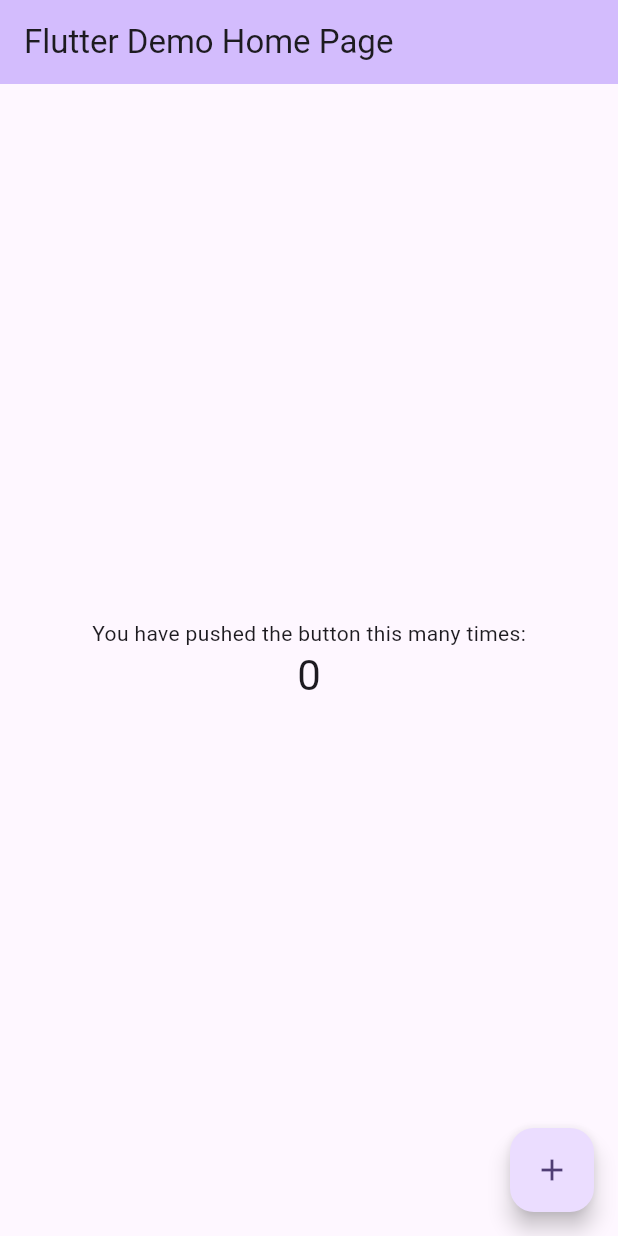
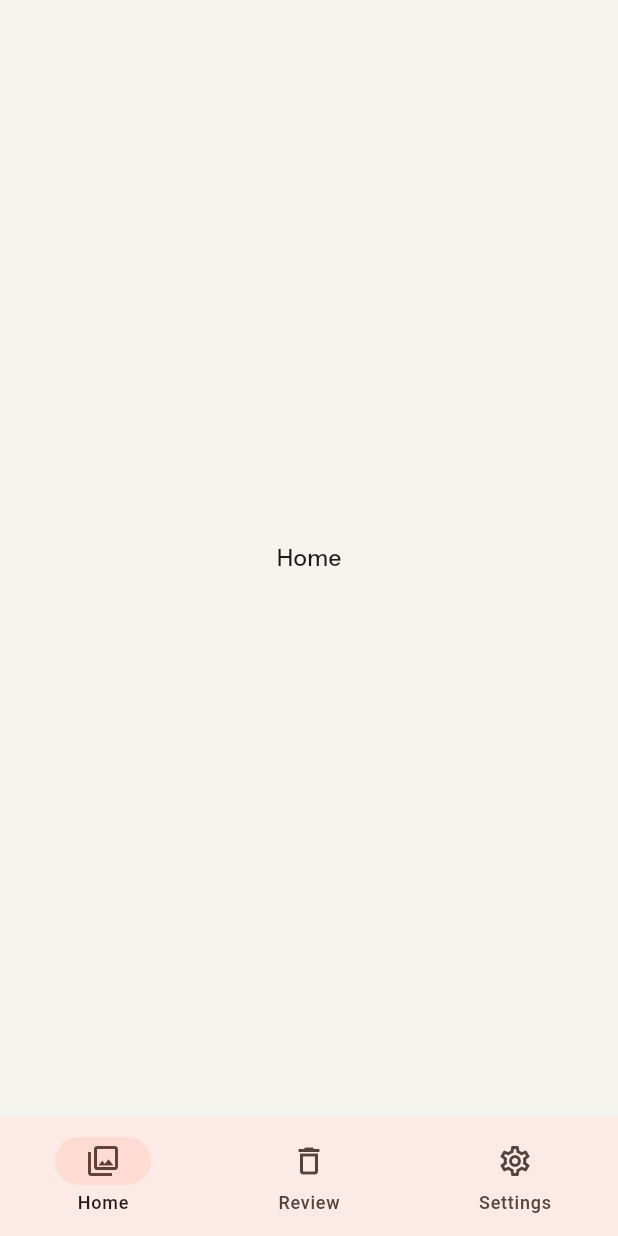
Before and after one commit to lilitha-mdlalana/sweeper, a Flutter app: the screen it shows after launch, on a phone screen of 412 x 824 dp. Run offline on Flutter 3.47's test engine with Material 3 defaults, Android fonts, the phone set to English and light mode, and no system bars; our stand-ins replace flutter_riverpod, google_fonts.

Commit message:
feat: add bottom-nav app shell wired into main.dart
- Add AppShell (Home/Review/Settings NavigationBar over an
  IndexedStack of placeholder pages)
- Wire ProviderScope + AppTheme.light + AppShell into main.dart
- Update stale counter widget_test.dart to smoke-test SweepApp

Co-Authored-By: Claude Sonnet 5 <noreply@anthropic.com>

```diff
--- /dev/null
+++ b/lib/core/navigation/app_shell.dart
@@ -0,0 +1,34 @@
+import 'package:flutter/material.dart';
+
+class AppShell extends StatefulWidget {
+  const AppShell({super.key});
+
+  @override
+  State<AppShell> createState() => _AppShellState();
+}
+
+class _AppShellState extends State<AppShell> {
+  int _index = 0;
+
+  static const _pages = [
+    Center(key: Key('home-page'), child: Text('Home')),
+    Center(key: Key('review-page'), child: Text('Review')),
+    Center(key: Key('settings-page'), child: Text('Settings')),
+  ];
+
+  @override
+  Widget build(BuildContext context) {
+    return Scaffold(
+      body: IndexedStack(index: _index, children: _pages),
+      bottomNavigationBar: NavigationBar(
+        selectedIndex: _index,
+        onDestinationSelected: (i) => setState(() => _index = i),
+        destinations: const [
+          NavigationDestination(icon: Icon(Icons.photo_library_outlined), label: 'Home'),
+          NavigationDestination(icon: Icon(Icons.delete_outline), label: 'Review'),
+          NavigationDestination(icon: Icon(Icons.settings_outlined), label: 'Settings'),
+        ],
+      ),
+    );
+  }
+}
--- a/lib/main.dart
+++ b/lib/main.dart
@@ -1,122 +1,22 @@
 import 'package:flutter/material.dart';
+import 'package:flutter_riverpod/flutter_riverpod.dart';
+import 'core/theme/app_theme.dart';
+import 'core/navigation/app_shell.dart';
 
 void main() {
-  runApp(const MyApp());
+  runApp(const ProviderScope(child: SweepApp()));
 }
 
-class MyApp extends StatelessWidget {
-  const MyApp({super.key});
+class SweepApp extends StatelessWidget {
+  const SweepApp({super.key});
 
-  // This widget is the root of your application.
   @override
   Widget build(BuildContext context) {
     return MaterialApp(
-      title: 'Flutter Demo',
-      theme: ThemeData(
-        // This is the theme of your application.
-        //
-        // TRY THIS: Try running your application with "flutter run". You'll see
-        // the application has a purple toolbar. Then, without quitting the app,
-        // try changing the seedColor in the colorScheme below to Colors.green
-        // and then invoke "hot reload" (save your changes or press the "hot
-        // reload" button in a Flutter-supported IDE, or press "r" if you used
-        // the command line to start the app).
-        //
-        // Notice that the counter didn't reset back to zero; the application
-        // state is not lost during the reload. To reset the state, use hot
-        // restart instead.
-        //
-        // This works for code too, not just values: Most code changes can be
-        // tested with just a hot reload.
-        colorScheme: .fromSeed(seedColor: Colors.deepPurple),
-      ),
-      home: const MyHomePage(title: 'Flutter Demo Home Page'),
+      title: 'Sweep',
+      debugShowCheckedModeBanner: false,
+      theme: AppTheme.light,
+      home: const AppShell(),
     );
   }
 }
-
-class MyHomePage extends StatefulWidget {
-  const MyHomePage({super.key, required this.title});
-
-  // This widget is the home page of your application. It is stateful, meaning
-  // that it has a State object (defined below) that contains fields that affect
-  // how it looks.
-
-  // This class is the configuration for the state. It holds the values (in this
-  // case the title) provided by the parent (in this case the App widget) and
-  // used by the build method of the State. Fields in a Widget subclass are
-  // always marked "final".
-
-  final String title;
-
-  @override
-  State<MyHomePage> createState() => _MyHomePageState();
-}
-
-class _MyHomePageState extends State<MyHomePage> {
-  int _counter = 0;
-
-  void _incrementCounter() {
-    setState(() {
-      // This call to setState tells the Flutter framework that something has
-      // changed in this State, which causes it to rerun the build method below
-      // so that the display can reflect the updated values. If we changed
-      // _counter without calling setState(), then the build method would not be
-      // called again, and so nothing would appear to happen.
-      _counter++;
-    });
-  }
-
-  @override
-  Widget build(BuildContext context) {
-    // This method is rerun every time setState is called, for instance as done
-    // by the _incrementCounter method above.
-    //
-    // The Flutter framework has been optimized to make rerunning build methods
-    // fast, so that you can just rebuild anything that needs updating rather
-    // than having to individually change instances of widgets.
-    return Scaffold(
-      appBar: AppBar(
-        // TRY THIS: Try changing the color here to a specific color (to
-        // Colors.amber, perhaps?) and trigger a hot reload to see the AppBar
-        // change color while the other colors stay the same.
-        backgroundColor: Theme.of(context).colorScheme.inversePrimary,
-        // Here we take the value from the MyHomePage object that was created by
-        // the App.build method, and use it to set our appbar title.
-        title: Text(widget.title),
-      ),
-      body: Center(
-        // Center is a layout widget. It takes a single child and positions it
-        // in the middle of the parent.
-        child: Column(
-          // Column is also a layout widget. It takes a list of children and
-          // arranges them vertically. By default, it sizes itself to fit its
-          // children horizontally, and tries to be as tall as its parent.
-          //
-          // Column has various properties to control how it sizes itself and
-          // how it positions its children. Here we use mainAxisAlignment to
-          // center the children vertically; the main axis here is the vertical
-          // axis because Columns are vertical (the cross axis would be
-          // horizontal).
-          //
-          // TRY THIS: Invoke "debug painting" (choose the "Toggle Debug Paint"
-          // action in the IDE, or press "p" in the console), to see the
-          // wireframe for each widget.
-          mainAxisAlignment: .center,
-          children: [
-            const Text('You have pushed the button this many times:'),
-            Text(
-              '$_counter',
-              style: Theme.of(context).textTheme.headlineMedium,
-            ),
-          ],
-        ),
-      ),
-      floatingActionButton: FloatingActionButton(
-        onPressed: _incrementCounter,
-        tooltip: 'Increment',
-        child: const Icon(Icons.add),
-      ),
-    );
-  }
-}
```
Also changed, not shown: 2 other files.
